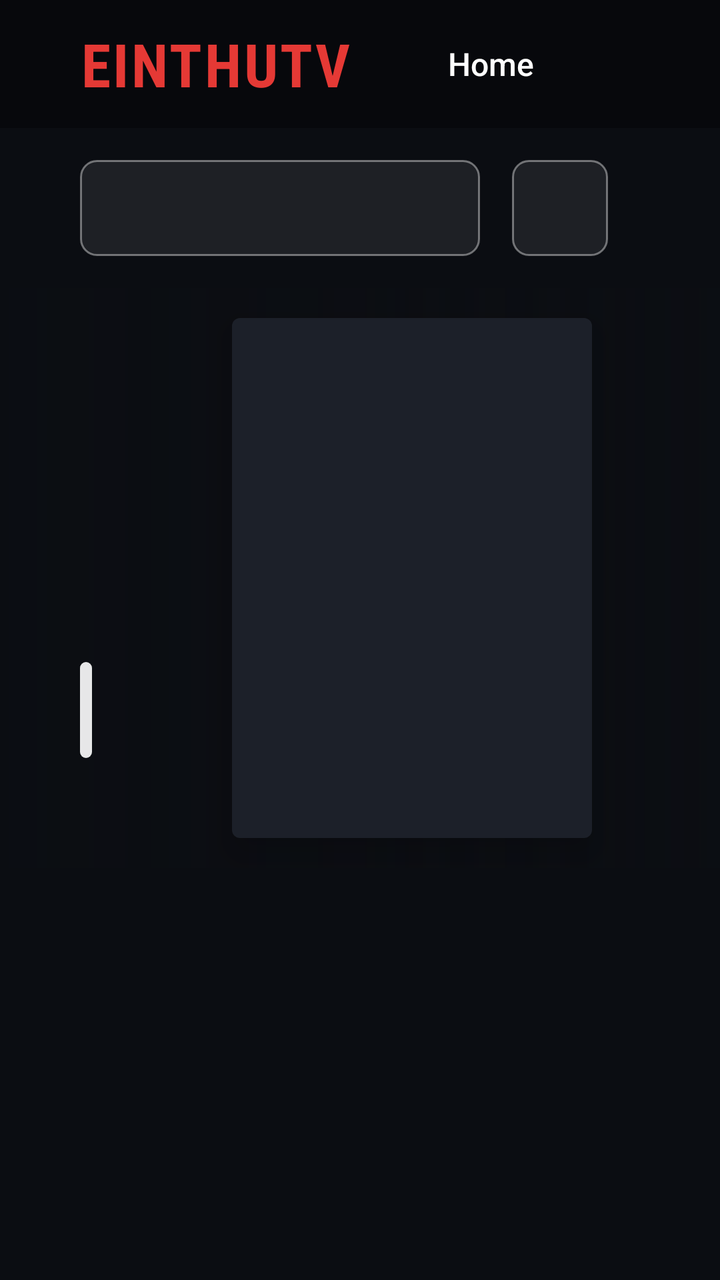
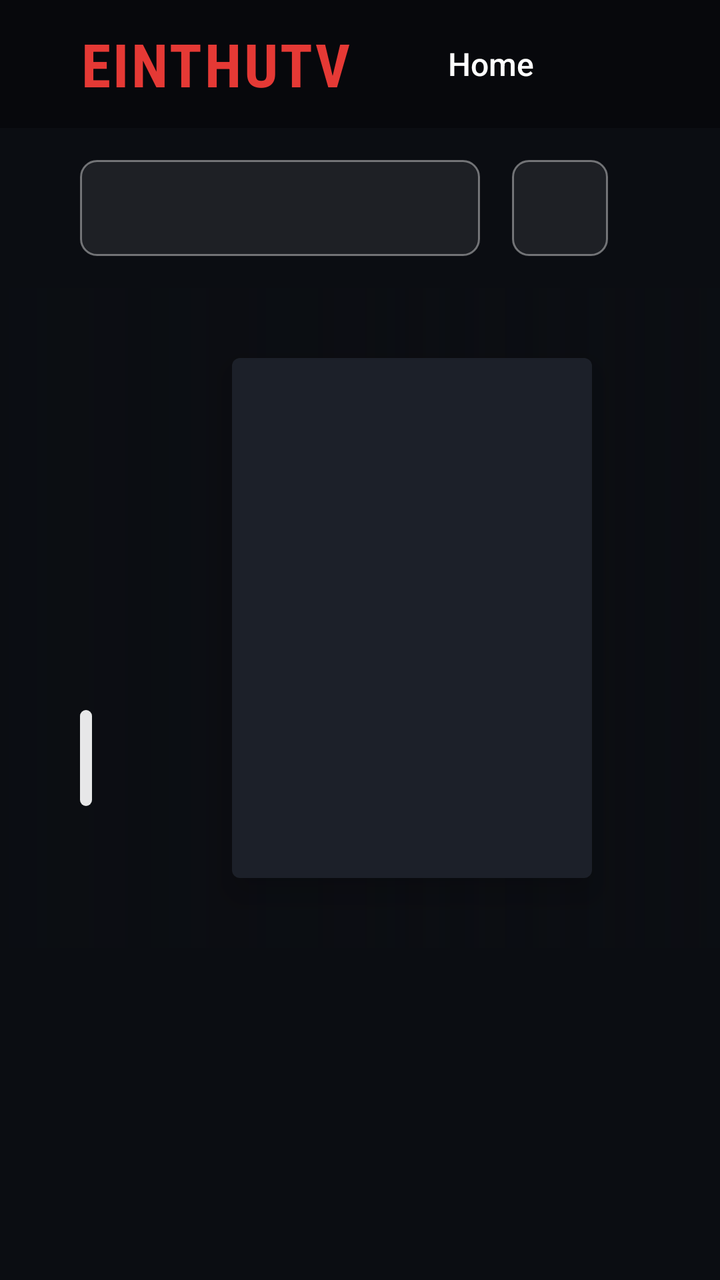

Before-and-after screenshots of an Android layout around one commit, followed by the original layout XML and the change that was made.
<!-- AndroidManifest.xml: application theme AppTheme -->
<!-- res/layout/activity_home.xml -->
<?xml version="1.0" encoding="utf-8"?>
<FrameLayout xmlns:android="http://schemas.android.com/apk/res/android"
    android:layout_width="match_parent"
    android:layout_height="match_parent"
    android:background="@color/bg">

    
    <WebView
        android:id="@+id/loaderWebView"
        android:layout_width="1dp"
        android:layout_height="1dp"
        android:alpha="0"
        android:focusable="false" />

    <ScrollView
        android:layout_width="match_parent"
        android:layout_height="match_parent"
        android:fillViewport="true">

        <LinearLayout
            android:layout_width="match_parent"
            android:layout_height="wrap_content"
            android:orientation="vertical"
            android:paddingBottom="32dp">

            
            <LinearLayout
                android:layout_width="match_parent"
                android:layout_height="64dp"
                android:background="@color/bar"
                android:gravity="center_vertical"
                android:orientation="horizontal"
                android:paddingStart="40dp"
                android:paddingEnd="40dp">

                <TextView
                    android:layout_width="wrap_content"
                    android:layout_height="wrap_content"
                    android:layout_marginEnd="32dp"
                    android:fontFamily="sans-serif-condensed"
                    android:letterSpacing="0.04"
                    android:text="@string/logo"
                    android:textColor="@color/accent"
                    android:textSize="30sp"
                    android:textStyle="bold" />

                <Button android:id="@+id/tabHome" style="@style/TopTab" android:text="@string/tab_home"
                    android:textColor="#FFFFFF" />
                <Button android:id="@+id/tabMovies" style="@style/TopTab" android:text="@string/tab_movies" />
                <Button android:id="@+id/tabBrowse" style="@style/TopTab" android:text="@string/tab_browse" />

                <View
                    android:layout_width="0dp"
                    android:layout_height="1dp"
                    android:layout_weight="1" />

                <Button android:id="@+id/tabAccount" style="@style/TopTab" android:text="@string/tab_account" />
            </LinearLayout>

            
            <LinearLayout
                android:layout_width="match_parent"
                android:layout_height="wrap_content"
                android:orientation="horizontal"
                android:paddingStart="40dp"
                android:paddingTop="16dp"
                android:paddingEnd="40dp"
                android:paddingBottom="16dp">

                <Button android:id="@+id/btnLang" style="@style/FilterButton" />
                <Button android:id="@+id/btnYear" style="@style/FilterButton" />
            </LinearLayout>

            
            <FrameLayout
                android:layout_width="match_parent"
                android:layout_height="290dp">

                <ImageView
                    android:id="@+id/heroBg"
                    android:layout_width="match_parent"
                    android:layout_height="match_parent"
                    android:alpha="0.35"
                    android:contentDescription="@null"
                    android:scaleType="centerCrop" />

                <View
                    android:layout_width="match_parent"
                    android:layout_height="match_parent"
                    android:background="@drawable/hero_fade" />

                <ImageView
                    android:id="@+id/heroPoster"
                    android:layout_width="180dp"
                    android:layout_height="260dp"
                    android:layout_gravity="end|center_vertical"
                    android:layout_marginEnd="64dp"
                    android:background="@drawable/poster_placeholder"
                    android:contentDescription="@null"
                    android:elevation="10dp"
                    android:scaleType="centerCrop" />

                <LinearLayout
                    android:layout_width="match_parent"
                    android:layout_height="match_parent"
                    android:layout_marginEnd="300dp"
                    android:gravity="center_vertical"
                    android:orientation="vertical"
                    android:paddingStart="40dp">

                    <TextView
                        android:id="@+id/heroTitle"
                        android:layout_width="wrap_content"
                        android:layout_height="wrap_content"
                        android:ellipsize="end"
                        android:fontFamily="serif"
                        android:maxLines="2"
                        android:textColor="#FFFFFF"
                        android:textSize="38sp"
                        android:textStyle="bold" />

                    <LinearLayout
                        android:layout_width="wrap_content"
                        android:layout_height="wrap_content"
                        android:layout_marginTop="8dp"
                        android:gravity="center_vertical"
                        android:orientation="horizontal">

                        <TextView
                            android:id="@+id/heroMeta"
                            android:layout_width="wrap_content"
                            android:layout_height="wrap_content"
                            android:textColor="#E6FFFFFF"
                            android:textSize="17sp" />

                        <TextView
                            android:id="@+id/heroBadges"
                            android:layout_width="wrap_content"
                            android:layout_height="wrap_content"
                            android:layout_marginStart="14dp"
                            android:background="@drawable/badge_bg"
                            android:paddingStart="4dp"
                            android:paddingEnd="4dp"
                            android:textColor="#FFFFFF"
                            android:textSize="13sp"
                            android:textStyle="bold"
                            android:visibility="gone" />
                    </LinearLayout>

                    <TextView
                        android:id="@+id/heroDesc"
                        android:layout_width="match_parent"
                        android:layout_height="wrap_content"
                        android:layout_marginTop="12dp"
                        android:ellipsize="end"
                        android:lineSpacingExtra="3dp"
                        android:maxLines="4"
                        android:textColor="#CCFFFFFF"
                        android:textSize="15sp" />

                    <LinearLayout
                        android:layout_width="wrap_content"
                        android:layout_height="wrap_content"
                        android:layout_marginTop="18dp"
                        android:orientation="horizontal">

                        <Button
                            android:id="@+id/btnPlay"
                            style="@style/PrimaryButton"
                            android:text="@string/play" />

                        <Button
                            android:id="@+id/btnSeeAll"
                            style="@style/OutlineButton"
                            android:text="@string/see_all" />
                    </LinearLayout>
                </LinearLayout>
            </FrameLayout>

            <TextView
                android:id="@+id/status"
                android:layout_width="wrap_content"
                android:layout_height="wrap_content"
                android:layout_marginStart="40dp"
                android:layout_marginTop="16dp"
                android:background="@drawable/btn_outline"
                android:focusable="true"
                android:padding="14dp"
                android:textColor="#FFFFFF"
                android:textSize="16sp"
                android:visibility="gone" />

            <LinearLayout
                android:id="@+id/rows"
                android:layout_width="match_parent"
                android:layout_height="wrap_content"
                android:orientation="vertical" />
        </LinearLayout>
    </ScrollView>
</FrameLayout>
<!-- resources referenced by this layout -->
<resources>
  <color name="accent">#E53935</color>
  <color name="bar">#07080C</color>
  <color name="bg">#0B0D12</color>
  <!-- drawable badge_bg (drawable) -->
  <?xml version="1.0" encoding="utf-8"?>
  <shape xmlns:android="http://schemas.android.com/apk/res/android" android:shape="rectangle">
      <solid android:color="#00000000" />
      <corners android:radius="3dp" />
      <stroke android:width="1dp" android:color="#B3FFFFFF" />
  </shape>
  <!-- drawable btn_outline (drawable) -->
  <?xml version="1.0" encoding="utf-8"?>
  <selector xmlns:android="http://schemas.android.com/apk/res/android">
      <item android:state_focused="true">
          <shape android:shape="rectangle">
              <solid android:color="#33FFFFFF" />
              <corners android:radius="8dp" />
              <stroke android:width="3dp" android:color="#FFFFFF" />
          </shape>
      </item>
      <item>
          <shape android:shape="rectangle">
              <solid android:color="#14FFFFFF" />
              <corners android:radius="8dp" />
              <stroke android:width="1dp" android:color="#66FFFFFF" />
          </shape>
      </item>
  </selector>
  <!-- drawable hero_fade (drawable) -->
  <?xml version="1.0" encoding="utf-8"?>
  <shape xmlns:android="http://schemas.android.com/apk/res/android" android:shape="rectangle">
      <gradient android:angle="0" android:startColor="#F20B0D12" android:centerColor="#B30B0D12" android:endColor="#330B0D12" />
  </shape>
  <!-- drawable poster_placeholder (drawable) -->
  <?xml version="1.0" encoding="utf-8"?>
  <shape xmlns:android="http://schemas.android.com/apk/res/android" android:shape="rectangle">
      <solid android:color="#1C2029" />
      <corners android:radius="4dp" />
  </shape>
  <string name="logo">EINTHUTV</string>
  <string name="play">▶  Play</string>
  <string name="see_all">See all</string>
  <string name="tab_account">Account</string>
  <string name="tab_browse">Browse</string>
  <string name="tab_home">Home</string>
  <string name="tab_movies">Movies</string>
  <style name="OutlineButton" parent="PrimaryButton">
          <item name="android:background">@drawable/btn_outline</item>
          <item name="android:textColor">#FFFFFF</item>
      </style>
  <style name="AppTheme" parent="android:Theme.Material.NoActionBar.Fullscreen">
          <item name="android:windowBackground">@color/bg</item>
          <item name="android:colorAccent">@color/accent</item>
      </style>
  <!-- drawable btn_primary (drawable) -->
  <?xml version="1.0" encoding="utf-8"?>
  <selector xmlns:android="http://schemas.android.com/apk/res/android">
      <item android:state_focused="true">
          <shape android:shape="rectangle">
              <solid android:color="#FFFFFF" />
              <corners android:radius="8dp" />
              <stroke android:width="3dp" android:color="#E53935" />
          </shape>
      </item>
      <item>
          <shape android:shape="rectangle">
              <solid android:color="#E6FFFFFF" />
              <corners android:radius="8dp" />
          </shape>
      </item>
  </selector>
  <!-- drawable tab_bg (drawable) -->
  <?xml version="1.0" encoding="utf-8"?>
  <selector xmlns:android="http://schemas.android.com/apk/res/android">
      <item android:state_focused="true">
          <shape android:shape="rectangle">
              <solid android:color="#26FFFFFF" />
              <corners android:radius="8dp" />
              <stroke android:width="2dp" android:color="#FFFFFF" />
          </shape>
      </item>
      <item><shape android:shape="rectangle"><solid android:color="#00000000" /></shape></item>
  </selector>
  <!-- unchanged entries left out for length: 3 -->
</resources>

<!-- the commit's change to res/layout/activity_home.xml (unified diff, before → after) -->
@@ -7,6 +7,14 @@
     
     <WebView
         android:id="@+id/loaderWebView"
+        android:layout_width="1dp"
+        android:layout_height="1dp"
+        android:alpha="0"
+        android:focusable="false" />
+
+    
+    <WebView
+        android:id="@+id/authWebView"
         android:layout_width="1dp"
         android:layout_height="1dp"
         android:alpha="0"
@@ -54,6 +62,7 @@
                     android:layout_height="1dp"
                     android:layout_weight="1" />
 
+                <Button android:id="@+id/tabUpdate" style="@style/TopTab" android:text="@string/tab_update" />
                 <Button android:id="@+id/tabAccount" style="@style/TopTab" android:text="@string/tab_account" />
             </LinearLayout>
 
@@ -74,7 +83,7 @@
             
             <FrameLayout
                 android:layout_width="match_parent"
-                android:layout_height="290dp">
+                android:layout_height="330dp">
 
                 <ImageView
                     android:id="@+id/heroBg"
@@ -103,10 +112,22 @@
                 <LinearLayout
                     android:layout_width="match_parent"
                     android:layout_height="match_parent"
+                    android:id="@+id/heroText"
                     android:layout_marginEnd="300dp"
                     android:gravity="center_vertical"
                     android:orientation="vertical"
                     android:paddingStart="40dp">
+
+                    <TextView
+                        android:id="@+id/heroEyebrow"
+                        android:layout_width="wrap_content"
+                        android:layout_height="wrap_content"
+                        android:layout_marginBottom="6dp"
+                        android:letterSpacing="0.12"
+                        android:textAllCaps="true"
+                        android:textColor="@color/accent"
+                        android:textSize="13sp"
+                        android:textStyle="bold" />
 
                     <TextView
                         android:id="@+id/heroTitle"
@@ -174,6 +195,14 @@
                             style="@style/OutlineButton"
                             android:text="@string/see_all" />
                     </LinearLayout>
+
+                    <LinearLayout
+                        android:id="@+id/heroDots"
+                        android:layout_width="wrap_content"
+                        android:layout_height="wrap_content"
+                        android:layout_marginTop="16dp"
+                        android:gravity="center_vertical"
+                        android:orientation="horizontal" />
                 </LinearLayout>
             </FrameLayout>
 
<!-- resource entries referenced after the edit -->
@@ -46,6 +46,7 @@
   <string name="tab_browse">Browse</string>
   <string name="tab_home">Home</string>
   <string name="tab_movies">Movies</string>
+  <string name="tab_update">⟳  Update</string>
   <style name="OutlineButton" parent="PrimaryButton">
           <item name="android:background">@drawable/btn_outline</item>
           <item name="android:textColor">#FFFFFF</item>
